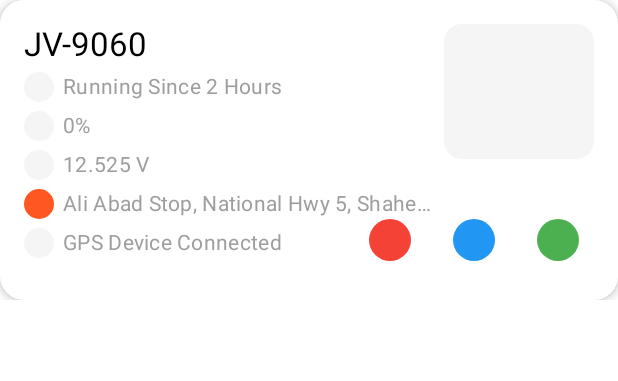
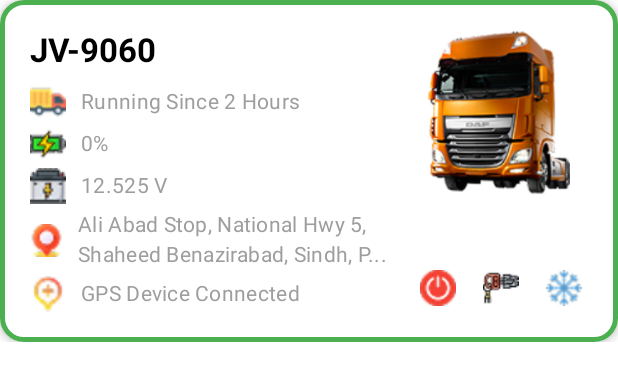
Before and after one commit to AsadNoorKhan/FleetX, an Android app built with Jetpack Compose: the @Preview function FleetCardPreview, on a phone screen of 412 x 824 dp. Shown: the top 381 px of the screen. Run offline under Robolectric (Android 15) with nearby library versions, the phone set to English and light mode, and no system bars.

Commit message:
Status screen added

```diff
--- a/app/src/main/java/com/valsgroup/fleetx/components/FleetCard.kt
+++ b/app/src/main/java/com/valsgroup/fleetx/components/FleetCard.kt
@@ -1,30 +1,37 @@
 package com.valsgroup.fleetx.components
 
-import androidx.compose.foundation.background
-import androidx.compose.foundation.layout.*
+import androidx.compose.foundation.Image
+import androidx.compose.foundation.border
+import androidx.compose.foundation.layout.Arrangement
+import androidx.compose.foundation.layout.Box
+import androidx.compose.foundation.layout.Column
+import androidx.compose.foundation.layout.Row
+import androidx.compose.foundation.layout.Spacer
+import androidx.compose.foundation.layout.fillMaxWidth
+import androidx.compose.foundation.layout.height
+import androidx.compose.foundation.layout.padding
+import androidx.compose.foundation.layout.size
+import androidx.compose.foundation.layout.width
 import androidx.compose.foundation.shape.CircleShape
 import androidx.compose.foundation.shape.RoundedCornerShape
 import androidx.compose.material3.Card
 import androidx.compose.material3.CardDefaults
-import androidx.compose.material3.Icon
 import androidx.compose.material3.MaterialTheme
 import androidx.compose.material3.Text
-import androidx.compose.material3.Button
-import androidx.compose.material3.IconButton
-import androidx.compose.material3.Surface
 import androidx.compose.runtime.Composable
 import androidx.compose.ui.Alignment
 import androidx.compose.ui.Modifier
 import androidx.compose.ui.draw.clip
 import androidx.compose.ui.graphics.Color
+import androidx.compose.ui.layout.ContentScale
 import androidx.compose.ui.res.painterResource
+import androidx.compose.ui.text.font.FontWeight
 import androidx.compose.ui.text.style.TextOverflow
 import androidx.compose.ui.tooling.preview.Preview
 import androidx.compose.ui.unit.dp
 import androidx.compose.ui.unit.sp
-import com.valsgroup.fleetx.ui.theme.OrangePrimary
+import com.valsgroup.fleetx.R
 import com.valsgroup.fleetx.ui.theme.GrayMedium
-import com.valsgroup.fleetx.ui.theme.GrayLight
 import com.valsgroup.fleetx.ui.theme.White
 
 @Composable
@@ -37,13 +44,18 @@ fun FleetCard(
     gpsStatus: String,
     modifier: Modifier = Modifier
 ) {
+    val isGpsConnected = gpsStatus.contains("Connected") && !gpsStatus.contains("Not Connected")
+    val borderColor = if (isGpsConnected) Color(0xFF4CAF50) else Color(0xFFF44336)
+
     Card(
-        modifier = modifier,
+        modifier = modifier
+            .border(3.dp, borderColor, RoundedCornerShape(16.dp)),
         shape = RoundedCornerShape(16.dp),
         colors = CardDefaults.cardColors(containerColor = White),
         elevation = CardDefaults.cardElevation(defaultElevation = 4.dp)
     ) {
-        Box(modifier = Modifier.padding(16.dp)) {
+        // Main content
+        Box(modifier = Modifier.padding(20.dp)) {
             Row(
                 modifier = Modifier.fillMaxWidth(),
                 verticalAlignment = Alignment.Top
@@ -51,85 +63,83 @@ fun FleetCard(
                 Column(modifier = Modifier.weight(1f)) {
                     Text(
                         text = vehicleNumber,
-                        style = MaterialTheme.typography.titleLarge.copy(fontSize = 22.sp),
+                        style = MaterialTheme.typography.titleLarge.copy(
+                            fontSize = 22.sp,
+                            fontWeight = FontWeight.Bold
+                        ),
                         color = Color.Black
                     )
-                    Spacer(modifier = Modifier.height(4.dp))
+                    Spacer(modifier = Modifier.height(8.dp))
+
                     Row(verticalAlignment = Alignment.CenterVertically) {
-                        // Placeholder for truck icon
-                        Box(
-                            modifier = Modifier
-                                .size(20.dp)
-                                .clip(CircleShape)
-                                .background(GrayLight)
+                        Image(
+                            painter = painterResource(id = R.drawable.running_status),
+                            contentDescription = "Running Status",
+                            modifier = Modifier.size(24.dp)
                         )
-                        Spacer(modifier = Modifier.width(6.dp))
+                        Spacer(modifier = Modifier.width(10.dp))
                         Text(
                             text = runningStatus,
                             style = MaterialTheme.typography.bodyMedium,
                             color = GrayMedium
                         )
                     }
-                    Spacer(modifier = Modifier.height(6.dp))
+                    Spacer(modifier = Modifier.height(4.dp))
+
                     Row(verticalAlignment = Alignment.CenterVertically) {
-                        // Placeholder for battery icon
-                        Box(
-                            modifier = Modifier
-                                .size(20.dp)
-                                .clip(CircleShape)
-                                .background(GrayLight)
+                        Image(
+                            painter = painterResource(id = R.drawable.charging),
+                            contentDescription = "Battery",
+                            modifier = Modifier.size(24.dp)
                         )
-                        Spacer(modifier = Modifier.width(6.dp))
+                        Spacer(modifier = Modifier.width(10.dp))
                         Text(
                             text = batteryPercent,
                             style = MaterialTheme.typography.bodyMedium,
                             color = GrayMedium
                         )
                     }
-                    Spacer(modifier = Modifier.height(6.dp))
+                    Spacer(modifier = Modifier.height(4.dp))
+
                     Row(verticalAlignment = Alignment.CenterVertically) {
-                        // Placeholder for voltage icon
-                        Box(
-                            modifier = Modifier
-                                .size(20.dp)
-                                .clip(CircleShape)
-                                .background(GrayLight)
+                        Image(
+                            painter = painterResource(id = R.drawable.battery),
+                            contentDescription = "Voltage",
+                            modifier = Modifier.size(24.dp)
                         )
-                        Spacer(modifier = Modifier.width(6.dp))
+                        Spacer(modifier = Modifier.width(10.dp))
                         Text(
                             text = voltage,
                             style = MaterialTheme.typography.bodyMedium,
                             color = GrayMedium
                         )
                     }
-                    Spacer(modifier = Modifier.height(6.dp))
+                    Spacer(modifier = Modifier.height(4.dp))
+
                     Row(verticalAlignment = Alignment.CenterVertically) {
-                        // Placeholder for location icon
-                        Box(
-                            modifier = Modifier
-                                .size(20.dp)
-                                .clip(CircleShape)
-                                .background(OrangePrimary)
+                        Image(
+                            painter = painterResource(id = R.drawable.location),
+                            contentDescription = "Location",
+                            modifier = Modifier.size(22.dp)
                         )
-                        Spacer(modifier = Modifier.width(6.dp))
+                        Spacer(modifier = Modifier.width(10.dp))
                         Text(
                             text = address,
                             style = MaterialTheme.typography.bodyMedium,
                             color = GrayMedium,
-                            maxLines = 1,
+                            maxLines = 2,
                             overflow = TextOverflow.Ellipsis
                         )
                     }
-                    Spacer(modifier = Modifier.height(6.dp))
+                    Spacer(modifier = Modifier.height(4.dp))
+
                     Row(verticalAlignment = Alignment.CenterVertically) {
-                        // Placeholder for GPS icon
-                        Box(
-                            modifier = Modifier
-                                .size(20.dp)
-                                .clip(CircleShape)
-                                .background(GrayLight)
+                        Image(
+                            painter = painterResource(id = R.drawable.gps),
+                            contentDescription = "GPS Status",
+                            modifier = Modifier.size(24.dp)
                         )
-                        Spacer(modifier = Modifier.width(6.dp))
+                        Spacer(modifier = Modifier.width(10.dp))
                         Text(
                             text = gpsStatus,
                             style = MaterialTheme.typography.bodyMedium,
@@ -137,47 +147,61 @@ fun FleetCard(
                         )
                     }
                 }
+
                 Spacer(modifier = Modifier.width(8.dp))
-                // Placeholder for truck image
-                Box(
+
+                // Truck image
+                Image(
+                    painter = painterResource(id = R.drawable.status_truck),
+                    contentDescription = "Vehicle",
                     modifier = Modifier
-                        .size(width = 100.dp, height = 90.dp)
-                        .clip(RoundedCornerShape(12.dp))
-                        .background(GrayLight)
+                        .size(width = 120.dp, height = 110.dp)
+                        .clip(RoundedCornerShape(12.dp)),
+                    contentScale = ContentScale.Fit
                 )
             }
+
             // Action buttons (bottom right)
             Row(
                 modifier = Modifier
                     .align(Alignment.BottomEnd)
-                    .padding(top = 120.dp),
-                horizontalArrangement = Arrangement.spacedBy(8.dp)
+                    .padding(top = 140.dp),
+                horizontalArrangement = Arrangement.spacedBy(10.dp)
             ) {
-                IconButton(onClick = { /* TODO: Power action */ }) {
-                    // Placeholder for power icon
                 Box(
                     modifier = Modifier
-                            .size(28.dp)
-                            .clip(CircleShape)
-                            .background(Color(0xFFF44336))
+                        .size(32.dp)
+                        .clip(CircleShape),
+                    contentAlignment = Alignment.Center
+                ) {
+                    Image(
+                        painter = painterResource(id = R.drawable.power),
+                        contentDescription = "Power",
+                        modifier = Modifier.size(24.dp),
                     )
                 }
-                IconButton(onClick = { /* TODO: AC action */ }) {
-                    // Placeholder for AC icon
                 Box(
                     modifier = Modifier
-                            .size(28.dp)
-                            .clip(CircleShape)
-                            .background(Color(0xFF2196F3))
+                        .size(32.dp)
+                        .clip(CircleShape),
+                    contentAlignment = Alignment.Center
+                ) {
+                    Image(
+                        painter = painterResource(id = R.drawable.ignition),
+                        contentDescription = "Ignition",
+                        modifier = Modifier.size(24.dp),
                     )
                 }
-                IconButton(onClick = { /* TODO: Settings action */ }) {
-                    // Placeholder for settings icon
                 Box(
                     modifier = Modifier
-                            .size(28.dp)
-                            .clip(CircleShape)
-                            .background(Color(0xFF4CAF50))
+                        .size(32.dp)
+                        .clip(CircleShape),
+                    contentAlignment = Alignment.Center
+                ) {
+                    Image(
+                        painter = painterResource(id = R.drawable.temp_status),
+                        contentDescription = "Temperature",
+                        modifier = Modifier.size(24.dp),
                     )
                 }
             }
--- a/app/src/main/java/com/valsgroup/fleetx/screens/OnboardingScreen.kt
+++ b/app/src/main/java/com/valsgroup/fleetx/screens/OnboardingScreen.kt
@@ -50,7 +50,7 @@ data class OnboardingPageData(
 fun OnboardingScreen(onFinished: () -> Unit) {
     val pages = listOf(
         OnboardingPageData(
-            imageRes = R.drawable.  onboard_img1,
+            imageRes = R.drawable.onboard_img1,
             title = "Ready To Take Control?",
             subtitle = "Stay updated every step of the way with live shipment tracking."
         ),
@@ -97,14 +97,15 @@ fun OnboardingScreen(onFinished: () -> Unit) {
                         .height(56.dp),
                     shape = RoundedCornerShape(12.dp),
                     colors = ButtonDefaults.buttonColors(
-                        containerColor = MaterialTheme.colorScheme.onBackground
+                        containerColor = Color(0xFFFF6B35), // Orange color
+                        contentColor = Color.White
                     )
                 ) {
                     Icon(
                         painter = painterResource(id = R.drawable.ic_person),
                         contentDescription = null,
                         modifier = Modifier.size(24.dp),
-                        tint = MaterialTheme.colorScheme.primary
+                        tint = Color.White
                     )
                     Spacer(modifier = Modifier.width(16.dp))
                     Text(text = "Get Started", fontSize = 18.sp, color = Color.White)
@@ -128,7 +129,8 @@ fun OnboardingScreen(onFinished: () -> Unit) {
                         .height(56.dp),
                     shape = RoundedCornerShape(12.dp),
                     colors = ButtonDefaults.buttonColors(
-                        containerColor = MaterialTheme.colorScheme.onBackground
+                        containerColor = Color(0xFFFF6B35), // Orange color
+                        contentColor = Color.White
                     )
                 ) {
                     Text(text = "Next", fontSize = 18.sp, color = Color.White)
@@ -174,7 +176,7 @@ fun OnboardingPage(pageData: OnboardingPageData) {
                 text = pageData.title,
                 style = MaterialTheme.typography.headlineLarge.copy(
                     fontWeight = FontWeight.Bold,
-                    color = Color.White,
+                    color = Color.Black,
                     textAlign = TextAlign.Center
                 )
             )
```
Also changed, not shown: app/src/main/res/drawable/battery.png (renamed from app/src/main/res/drawable/status_screen_icons/image 59.png), app/src/main/res/drawable/charging.png (renamed from app/src/main/res/drawable/status_screen_icons/image 58.png), app/src/main/res/drawable/gps.png (renamed from app/src/main/res/drawable/status_screen_icons/image 61.png), app/src/main/res/drawable/ignition.png (renamed from app/src/main/res/drawable/status_screen_icons/image 63.png), app/src/main/res/drawable/location.png (renamed from app/src/main/res/drawable/status_screen_icons/image 60.png), app/src/main/res/drawable/power.png (renamed from app/src/main/res/drawable/status_screen_icons/image 62.png), app/src/main/res/drawable/running_status.png (renamed from app/src/main/res/drawable/status_screen_icons/image 56.png), app/src/main/res/drawable/status_truck.png (added), app/src/main/res/drawable/temp_status.png (renamed from app/src/main/res/drawable/status_screen_icons/image 64.png), 117 other files. Lines whose indentation alone changed are shown as unchanged.
